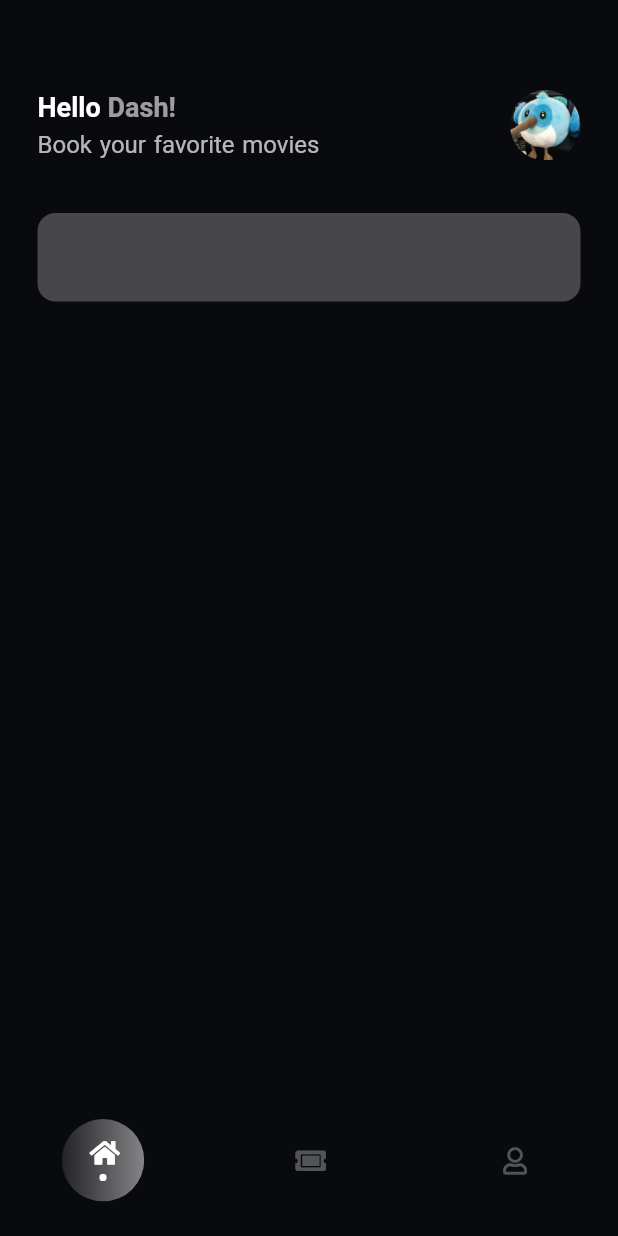
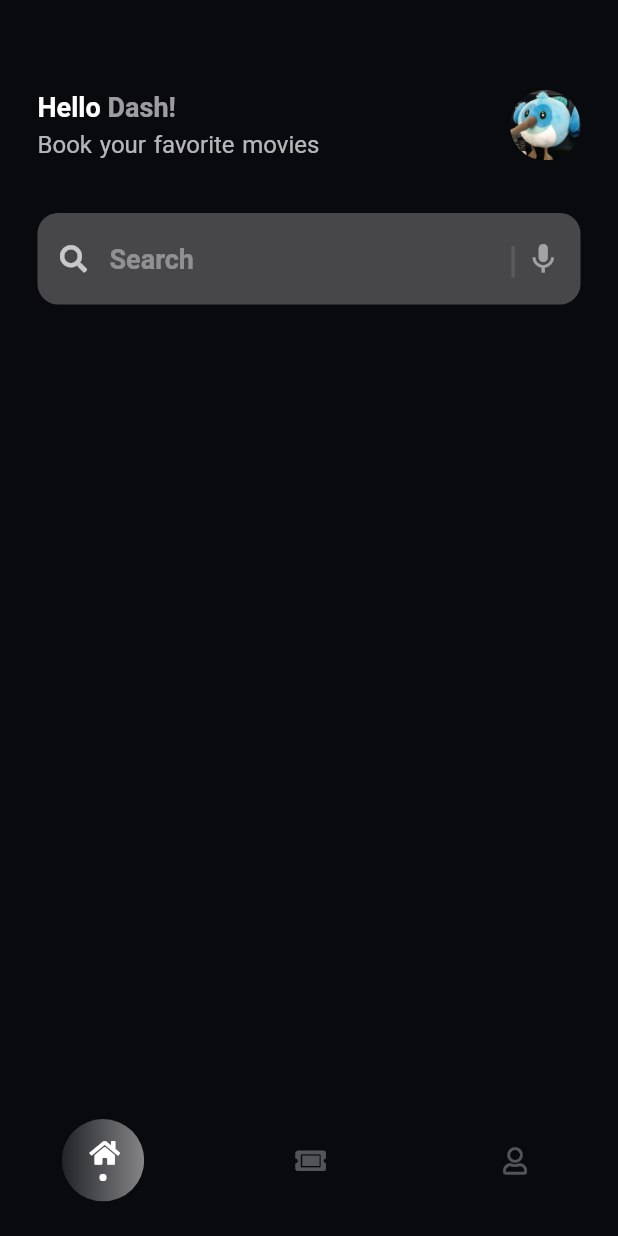
Before and after one commit to DevAdedoyin/Cinema-Ticket-App, a Flutter app: the screen it shows after launch, on a phone screen of 412 x 824 dp. Run offline on Flutter 3.47's test engine with Material 2 defaults, Android fonts, the phone set to English and light mode, and no system bars; our stand-ins replace font_awesome_flutter, get.

Commit message:
Home Search completed

```diff
--- a/lib/screens/home_screen/tabs/home_tab/home_search.dart
+++ b/lib/screens/home_screen/tabs/home_tab/home_search.dart
@@ -1,4 +1,5 @@
 import 'package:flutter/material.dart';
+import 'package:font_awesome_flutter/font_awesome_flutter.dart';
 import 'package:movie_ticket_app/themes.dart/colors.dart';
 
 class HomeSearch extends StatelessWidget {
@@ -13,11 +14,42 @@ class HomeSearch extends StatelessWidget {
           return Container(
             margin: const EdgeInsets.only(left: 25, right: 25, bottom: 10),
             child: TextField(
+              style: const TextStyle(color: white),
+              cursorColor: white.withOpacity(0.7),
               decoration: InputDecoration(
                 filled: true,
                 fillColor: white.withOpacity(val),
+                prefixIcon: Icon(
+                  FontAwesomeIcons.search,
+                  color: white.withOpacity(0.7),
+                  size: 18,
+                ),
+                suffixIcon: SizedBox(
+                  width: 30,
+                  child: Row(
+                    children: [
+                      Text(
+                        '|',
+                        style: TextStyle(
+                            color: white.withOpacity(0.1), fontSize: 25),
+                      ),
+                      const SizedBox(
+                        width: 5,
+                      ),
+                      Icon(
+                        Icons.mic,
+                        color: white.withOpacity(0.5),
+                      )
+                    ],
+                  ),
+                ),
+                hintText: 'Search',
+                hintStyle: TextStyle(
+                    color: white.withOpacity(0.4),
+                    fontSize: 18,
+                    fontWeight: FontWeight.bold),
                 border: OutlineInputBorder(
-                    borderRadius: BorderRadius.circular(val * 48),
+                    borderRadius: BorderRadius.circular(val * 55),
                     borderSide: BorderSide.none),
               ),
             ),
```
